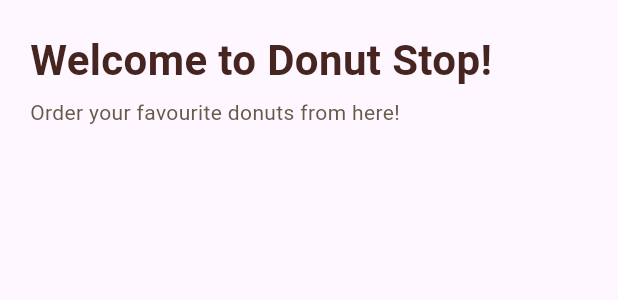
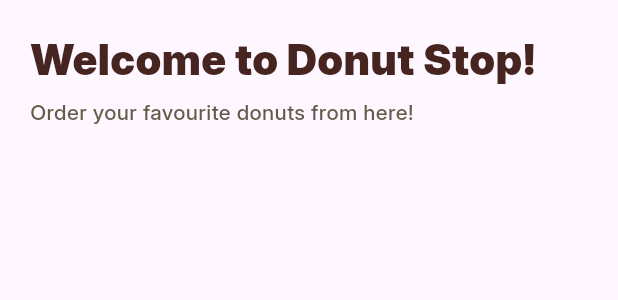
Before and after one commit to JakobPalomo/DoNut-Stop, a Flutter app: the CatalogPageTitleContainer widget shown alone on an empty page, opened directly, on a phone screen of 412 x 824 dp. Shown: the top 300 px of the screen. Run offline on Flutter 3.47's test engine with Material 3 defaults, Android fonts, the light colour scheme and no system bars.

Commit message:
added fonts, test font in catalog_page.dart

```diff
--- a/lib/pages/catalog_page.dart
+++ b/lib/pages/catalog_page.dart
@@ -9,6 +9,9 @@ class CatalogPage extends StatelessWidget {
   Widget build(BuildContext context) {
     return MaterialApp(
       title: "Catalog Page Module",
+      theme: ThemeData(
+        scaffoldBackgroundColor: Color(0xFFFFE0B6), // Set background color
+      ),
       home: Scaffold(
         appBar: AppBar(
           title: Text('Catalog Page Module'),
@@ -49,14 +52,19 @@ class CatalogPageTitleContainer extends StatelessWidget {
           Text(
             "Welcome to Donut Stop!",
             style: TextStyle(
+                fontFamily: 'Inter',
                 fontSize: 28,
-                fontWeight: FontWeight.bold,
+                fontWeight: FontWeight.w900,
                 color: Color(0xFF462521)),
           ),
           SizedBox(height: 5),
           Text(
             "Order your favourite donuts from here!",
-            style: TextStyle(fontSize: 14, color: Color(0xFF665A49)),
+            style: TextStyle(
+                fontFamily: 'Inter',
+                fontSize: 14,
+                fontWeight: FontWeight.w500,
+                color: Color(0xFF665A49)),
           ),
         ],
       ),
```
Also changed, not shown: pubspec.yaml (+48 -1 lines), assets/fonts/inter/Inter-Black.ttf (added), assets/fonts/inter/Inter-BlackItalic.ttf (added), assets/fonts/inter/Inter-Bold.ttf (added), assets/fonts/inter/Inter-BoldItalic.ttf (added), assets/fonts/inter/Inter-ExtraBold.ttf (added), assets/fonts/inter/Inter-ExtraBoldItalic.ttf (added), assets/fonts/inter/Inter-ExtraLight.ttf (added), assets/fonts/inter/Inter-ExtraLightItalic.ttf (added), assets/fonts/inter/Inter-Italic.ttf (added), assets/fonts/inter/Inter-Light.ttf (added), assets/fonts/inter/Inter-LightItalic.ttf (added), assets/fonts/inter/Inter-Medium.ttf (added), assets/fonts/inter/Inter-MediumItalic.ttf (added), 5 more files.
